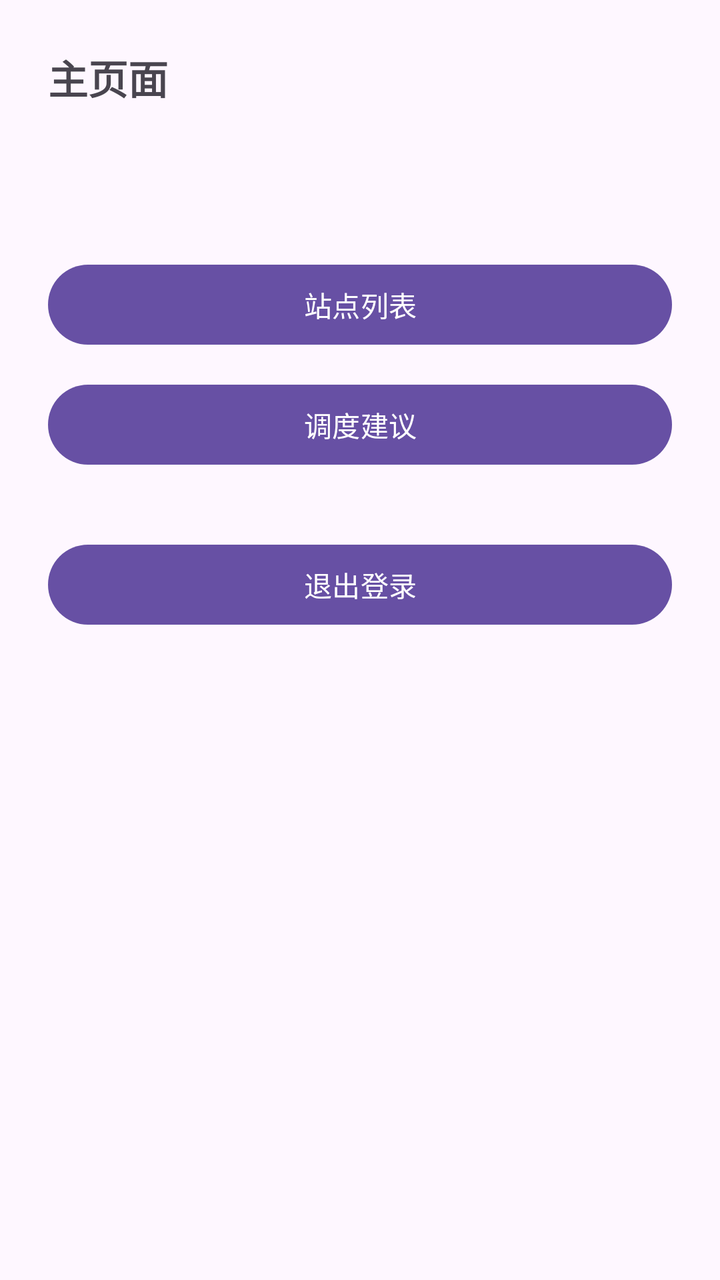
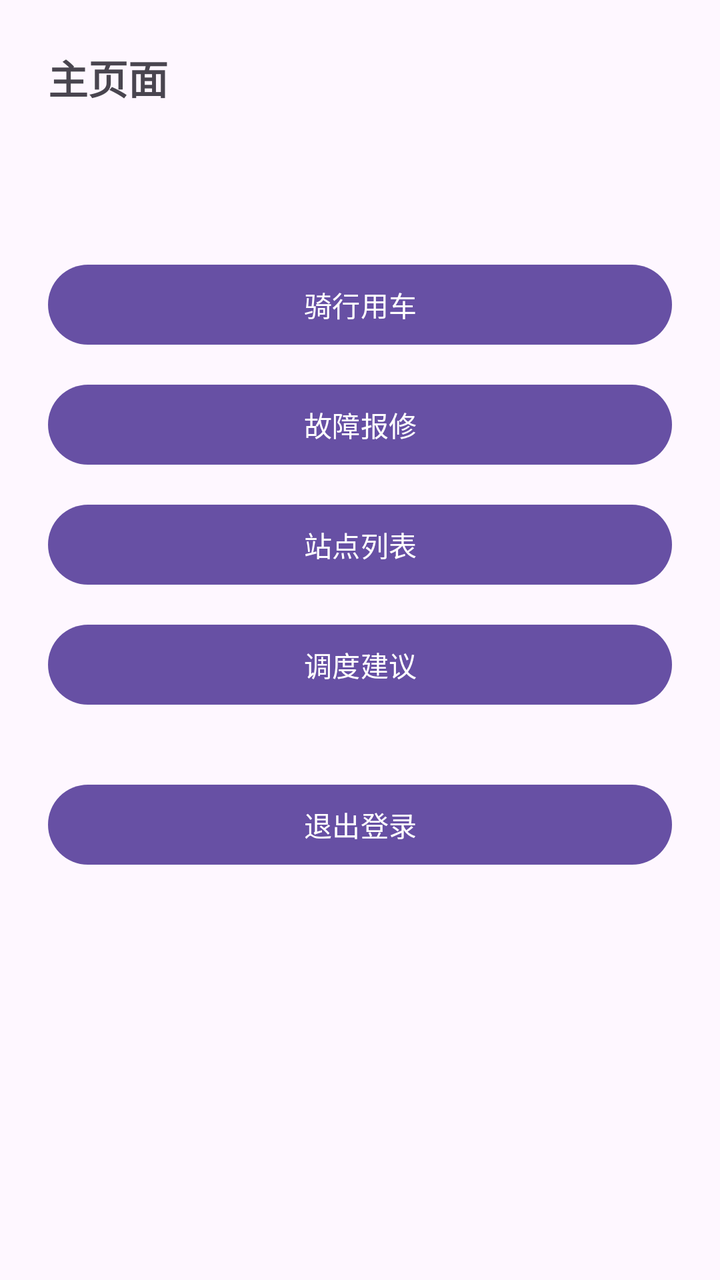

Screens rendered from an Android XML layout before and after an edit, with the pre-edit source and the edit as a unified diff.
<!-- AndroidManifest.xml: application theme Theme.BikeUserApp -->
<!-- res/layout/activity_main.xml -->
<?xml version="1.0" encoding="utf-8"?>
<LinearLayout
    xmlns:android="http://schemas.android.com/apk/res/android"
    android:layout_width="match_parent"
    android:layout_height="match_parent"
    android:orientation="vertical"
    android:padding="24dp">

    <TextView
        android:layout_width="wrap_content"
        android:layout_height="wrap_content"
        android:text="主页面"
        android:textSize="20sp"
        android:textStyle="bold"
        android:layout_marginBottom="24dp"/>

    <TextView
        android:id="@+id/tv_user_info"
        android:layout_width="wrap_content"
        android:layout_height="wrap_content"
        android:textSize="14sp"
        android:layout_marginBottom="32dp"/>

    <Button
        android:id="@+id/btn_stations"
        android:layout_width="match_parent"
        android:layout_height="wrap_content"
        android:text="站点列表"
        android:layout_marginBottom="12dp"/>

    <Button
        android:id="@+id/btn_dispatch"
        android:layout_width="match_parent"
        android:layout_height="wrap_content"
        android:text="调度建议"
        android:layout_marginBottom="32dp"/>

    <Button
        android:id="@+id/btn_logout"
        android:layout_width="match_parent"
        android:layout_height="wrap_content"
        android:text="退出登录"/>

</LinearLayout>
<!-- resources referenced by this layout -->
<resources>
  <style name="Theme.BikeUserApp" parent="Base.Theme.BikeUserApp" />
  <style name="Base.Theme.BikeUserApp" parent="Theme.Material3.DayNight.NoActionBar">
          
          
      </style>
</resources>

<!-- the commit's change to res/layout/activity_main.xml (unified diff, before → after) -->
@@ -22,6 +22,20 @@
         android:layout_marginBottom="32dp"/>
 
     <Button
+        android:id="@+id/btn_ride"
+        android:layout_width="match_parent"
+        android:layout_height="wrap_content"
+        android:text="骑行用车"
+        android:layout_marginBottom="12dp"/>
+
+    <Button
+        android:id="@+id/btn_repair"
+        android:layout_width="match_parent"
+        android:layout_height="wrap_content"
+        android:text="故障报修"
+        android:layout_marginBottom="12dp"/>
+
+    <Button
         android:id="@+id/btn_stations"
         android:layout_width="match_parent"
         android:layout_height="wrap_content"
